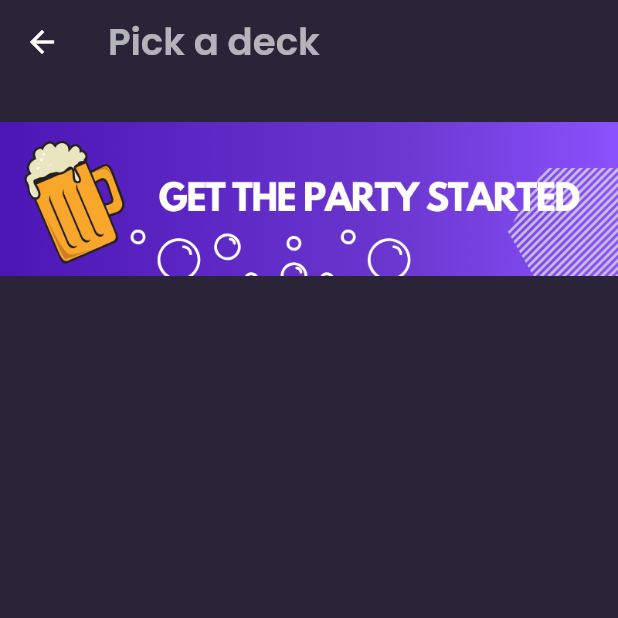
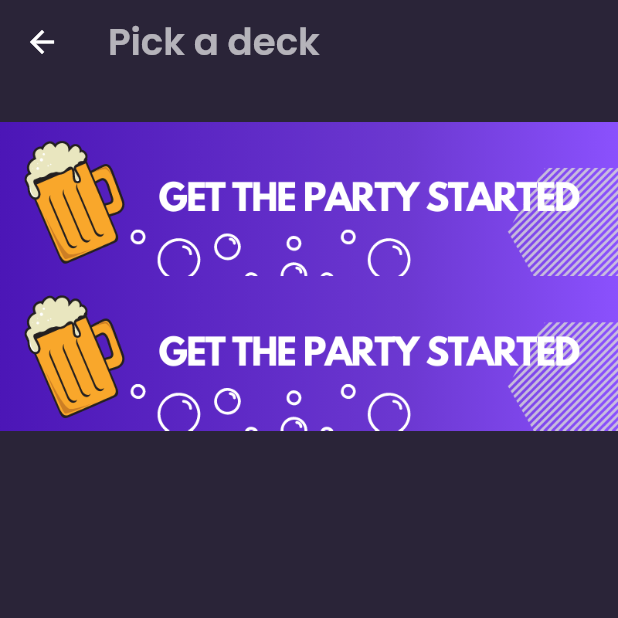
Before and after one commit to BrunoJurkovic/drinkly, a Flutter app: the DecksScreen screen opened by its route, on a phone screen of 412 x 824 dp, the top half of it. Run offline on Flutter 3.47's test engine with Material 2 defaults, Android fonts, the phone set to English and light mode, and no system bars; our stand-ins replace adaptive_dialog, auto_route, awesome_dialog, firebase_analytics, flip_card, google_fonts and 3 more; accounts and stored records are empty.

```diff
--- a/lib/screens/decks/decks.dart
+++ b/lib/screens/decks/decks.dart
@@ -44,6 +44,19 @@ class _DecksScreenState extends State<DecksScreen> {
                 child: Image.asset('assets/images/standard.png'),
               ),
             ),
+            InkWell(
+              onTap: () {
+                ExtendedNavigator.root.push(
+                  Routes.gameScreen,
+                  arguments: GameScreenArguments(id: 'mixed'),
+                );
+              },
+              child: Container(
+                height: height * 0.125,
+                width: width * 0.8,
+                child: Image.asset('assets/images/standard.png'),
+              ),
+            ),
           ],
         ),
       ),
--- a/lib/screens/game/game.dart
+++ b/lib/screens/game/game.dart
@@ -71,7 +71,7 @@ class _GameScreenState extends State<GameScreen> {
           SizedBox(height: height * 0.15),
           Center(
             child: Text(
-              '$frontCardIndex/50 cards',
+              '$frontCardIndex/25 cards',
               style: GoogleFonts.poppins(
                 fontSize: height * 0.025,
                 color: Colors.white.withOpacity(0.65),
```
Also changed, not shown: lib/models/deck.dart (+15 -5 lines).
